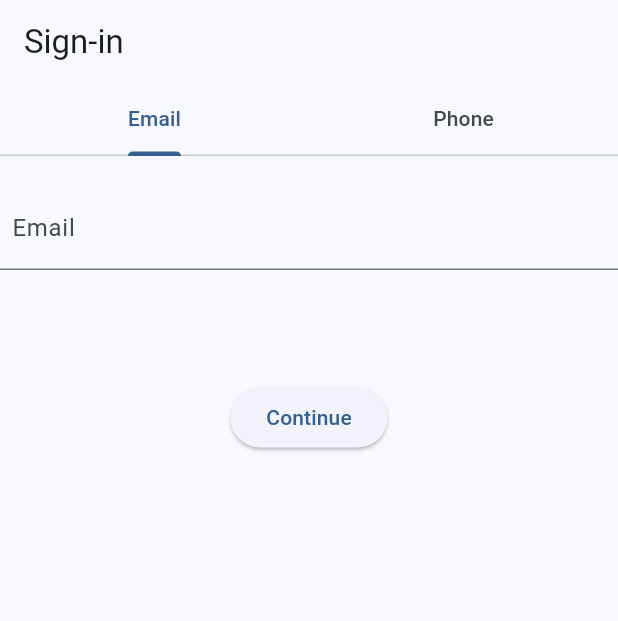
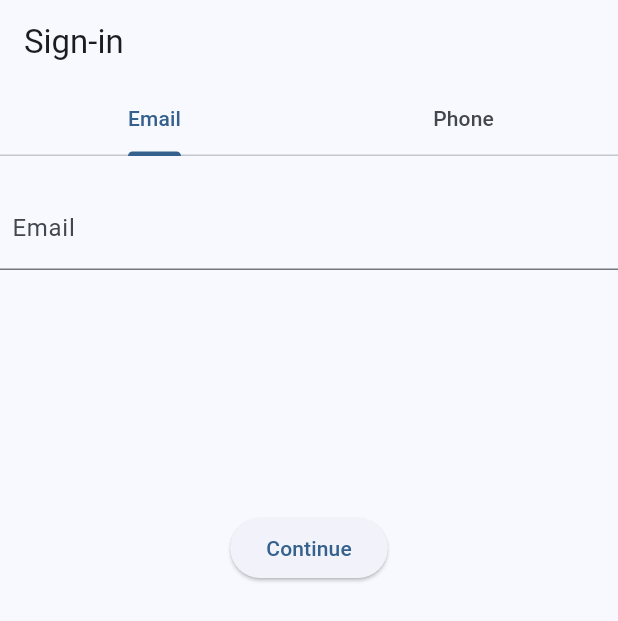
Before and after one commit to dharambudh1/password-less-sign-in-demo, a Flutter app: the screen it shows after launch, on a phone screen of 412 x 824 dp. Shown: the top 621 px of the screen. Run offline on Flutter 3.47's test engine with Material 2 defaults, Android fonts, the phone set to English and light mode, and no system bars; drawn by our look-alikes of keyboard_dismisser; our stand-ins replace after_layout, country_picker, get; missing offline and left inert: fzregex.

Commit message:
Update sign_in_screen.dart

```diff
--- a/lib/screens/sign_in_screen.dart
+++ b/lib/screens/sign_in_screen.dart
@@ -59,7 +59,7 @@ class _SignInScreenState extends State<SignInScreen>
               ),
             ),
             button(),
-            const Spacer(flex: 4),
+            const Spacer(flex: 2),
           ],
         ),
       ),
```
